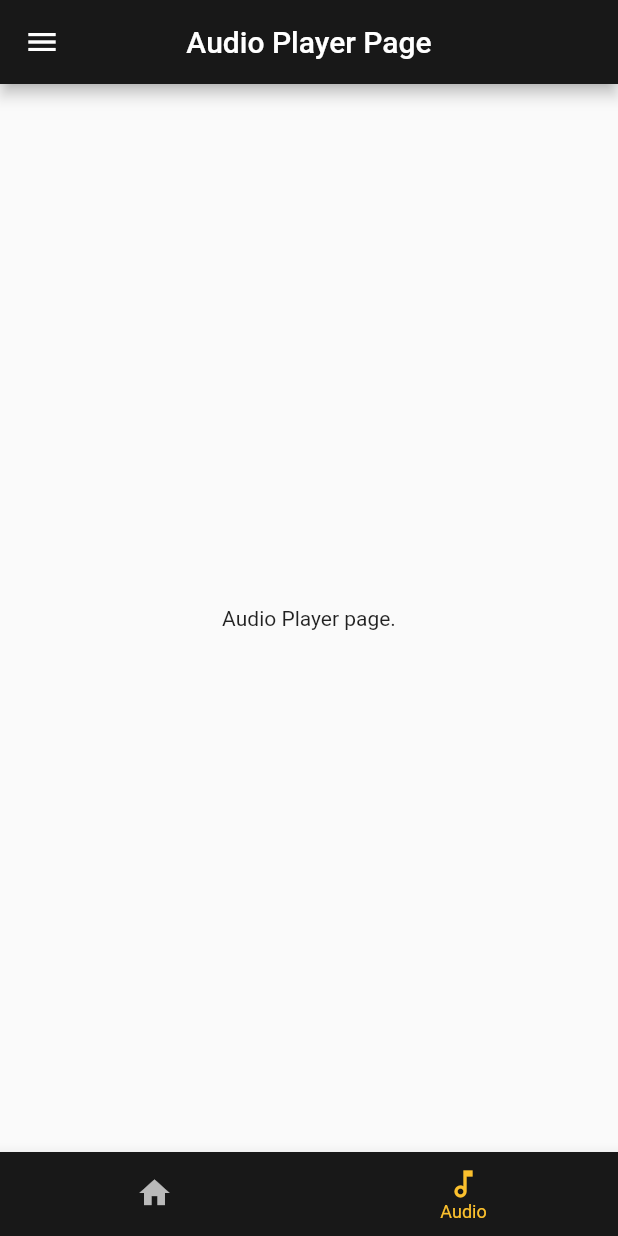
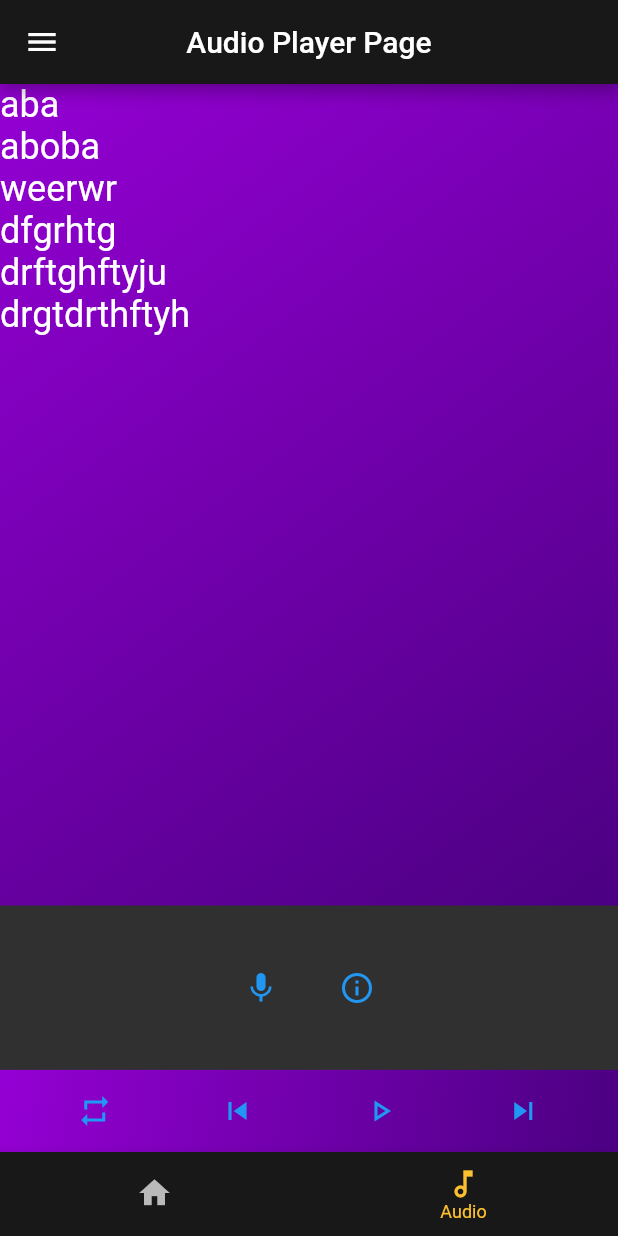
Before and after one commit to InnoSWP/memorizer, a Flutter app: the screen it shows after launch, item 2 of the bottom bar chosen, on a phone screen of 412 x 824 dp. Run offline on Flutter 3.47's test engine with Material 2 defaults, Android fonts, the phone set to English and light mode, and no system bars; our stand-ins replace file_picker; missing offline and left inert: pdf_text.

Commit message:
Set up base IU for Audio Player screen.

```diff
--- a/lib/main.dart
+++ b/lib/main.dart
@@ -3,7 +3,8 @@ import 'package:memorizer/pages/ScreenAudioPlayer.dart';
 import 'package:memorizer/pages/ScreenInputText.dart';
 import 'package:memorizer/settings/appColors.dart' as clr;
 
-void main() => runApp(const MaterialApp(
+void main() => runApp(MaterialApp(
+      theme: ThemeData.dark(),
       home: Application(),
     ));
 
--- a/lib/pages/ScreenAudioPlayer.dart
+++ b/lib/pages/ScreenAudioPlayer.dart
@@ -1,5 +1,6 @@
 import 'package:flutter/cupertino.dart';
 import 'package:flutter/material.dart';
+import 'package:memorizer/settings/appColors.dart';
 
 class AudioPlayerOur extends StatefulWidget {
   const AudioPlayerOur({Key? key}) : super(key: key);
@@ -9,11 +10,82 @@ class AudioPlayerOur extends StatefulWidget {
 }
 
 class _AudioPlayerOurState extends State<AudioPlayerOur> {
+  List<String> s = [
+    'aba',
+    'aboba',
+    'weerwr',
+    'dfgrhtg',
+    'drftghftyju',
+    'drgtdrthftyh',
+  ];
+
   @override
   Widget build(BuildContext context) {
-    return Container(
-      alignment: Alignment.center,
-      child: const Text("Audio Player page."),
+    return SafeArea(
+      child: Column(
+        children: [
+          Expanded(
+            flex: 10,
+            child: Container(
+              decoration: BoxDecoration(
+                gradient: kDarkGradientBackground,
+              ),
+              child: ListView(
+                children: s
+                    .map((e) => Text(
+                          e,
+                          style: kTextStyleMain,
+                        ))
+                    .toList(),
+              ),
+            ),
+          ),
+          Expanded(
+            flex: 2,
+            child: Row(
+              mainAxisAlignment: MainAxisAlignment.center,
+              children: [
+                TextButton(
+                  onPressed: () {},
+                  child: Icon(Icons.mic),
+                ),
+                TextButton(
+                  onPressed: () {},
+                  child: Icon(Icons.info_outlined),
+                ),
+              ],
+            ),
+          ),
+          Expanded(
+            child: Container(
+              decoration: BoxDecoration(
+                gradient: kDarkGradientBackground,
+              ),
+              child: Row(
+                mainAxisAlignment: MainAxisAlignment.spaceEvenly,
+                children: [
+                  TextButton(
+                    onPressed: () {},
+                    child: Icon(Icons.repeat),
+                  ),
+                  TextButton(
+                    onPressed: () {},
+                    child: Icon(Icons.skip_previous),
+                  ),
+                  TextButton(
+                    onPressed: () {},
+                    child: Icon(Icons.play_arrow_outlined),
+                  ),
+                  TextButton(
+                    onPressed: () {},
+                    child: Icon(Icons.skip_next),
+                  ),
+                ],
+              ),
+            ),
+          ),
+        ],
+      ),
     );
   }
 }
--- a/lib/settings/appColors.dart
+++ b/lib/settings/appColors.dart
@@ -16,3 +16,17 @@ Color appBarTextClr = Colors.white;
 // Left Menu Colors
 Color leftMenuClr = const Color.fromRGBO(24, 24, 24, 0.95);
 Color leftMenuItemsClr = Colors.white;
+
+// Audio Player Page colors
+const kBackgroundColor = Color(0xFF242424);
+const kDarkGradientBackground = LinearGradient(
+  begin: Alignment.topLeft, end: Alignment.bottomRight,
+  colors: [
+    Color(0xFF9400D3),
+    Color(0xFF4B0082),
+  ],
+);
+const kTextStyleMain = TextStyle(
+  color: Color(0xFFFFFFFF),
+  fontSize: 24,
+);
--- a/pubspec.yaml
+++ b/pubspec.yaml
@@ -61,9 +61,8 @@ flutter:
   uses-material-design: true
 
   # To add assets to your application, add an assets section, like this:
-  # assets:
-  #   - images/a_dot_burr.jpeg
-  #   - images/a_dot_ham.jpeg
+  assets:
+    - assets/images/
 
   # An image asset can refer to one or more resolution-specific "variants", see
   # https://flutter.dev/assets-and-images/#resolution-aware
```
Also changed, not shown: assets/images/play_icon.png (added).
